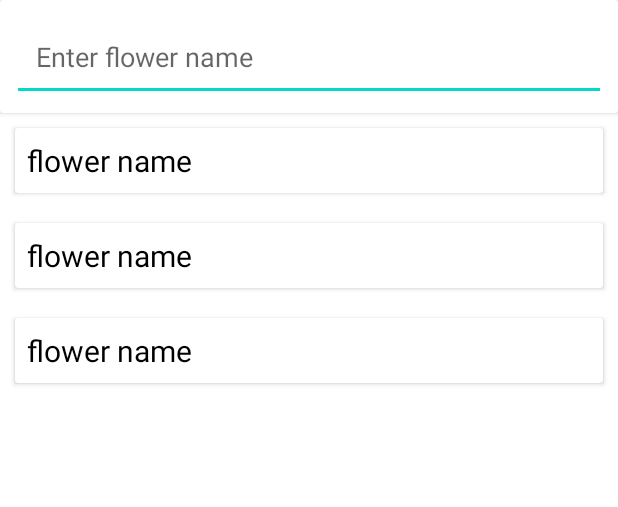
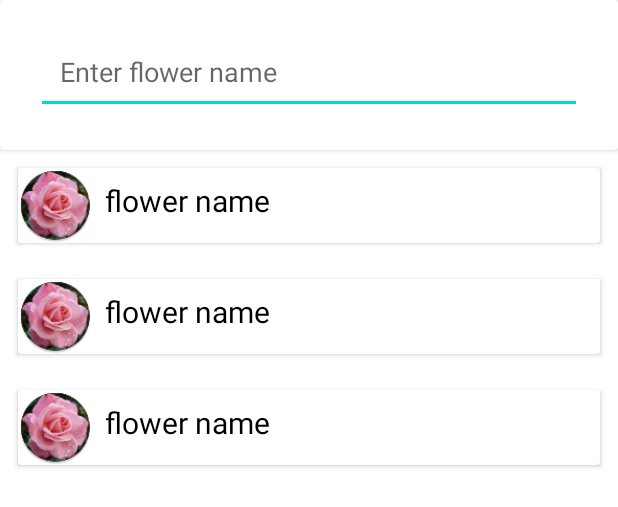
Before and after one commit to IlyaShvetsov/iFlower, an Android app: the layout fragment_search.xml on its own in the app's theme, with its tools: preview values and no code run, on a phone screen of 412 x 824 dp. Shown: the top 507 px of the screen. Run offline under Robolectric (Android 15) with nearby library versions, the phone set to English and light mode, and no system bars; network calls fail.

Commit message:
add images

```diff
--- a/app/src/main/java/com/iflower/search/data/model/Flower.kt
+++ b/app/src/main/java/com/iflower/search/data/model/Flower.kt
@@ -16,6 +16,9 @@ class Flower(
     var name: String? = null,
 
     @ColumnInfo(name = "description")
-    var description: String? = null
+    var description: String? = null,
+
+    @ColumnInfo(name = "image")
+    var image: String? = null
 
 )
--- a/app/src/main/res/layout/flower_item.xml
+++ b/app/src/main/res/layout/flower_item.xml
@@ -8,7 +8,19 @@
     <androidx.cardview.widget.CardView
         android:layout_width="match_parent"
         android:layout_height="wrap_content"
-        android:layout_margin="10dp">
+        android:layout_margin="12dp">
+
+        <LinearLayout
+            android:layout_width="match_parent"
+            android:layout_height="wrap_content"
+            android:orientation="horizontal">
+
+            <ImageView
+                android:id="@+id/flower_image"
+                android:layout_width="50dp"
+                android:layout_height="50dp"
+                tools:src="@mipmap/ic_flower"
+                android:scaleType="centerCrop"/>
 
             <TextView
                 android:id="@+id/flower_name"
@@ -19,6 +31,8 @@
                 android:textColor="@color/black"
                 tools:text="flower name"/>
 
+        </LinearLayout>
+
     </androidx.cardview.widget.CardView>
 
 </FrameLayout>
--- a/app/src/main/res/layout/fragment_search.xml
+++ b/app/src/main/res/layout/fragment_search.xml
@@ -8,13 +8,13 @@
 
     <androidx.cardview.widget.CardView
         android:layout_width="match_parent"
-        android:layout_height="75dp">
+        android:layout_height="100dp">
 
         <EditText
             android:id="@+id/searchField"
             android:layout_width="match_parent"
             android:layout_height="match_parent"
-            android:layout_margin="8dp"
+            android:layout_margin="24dp"
             android:padding="16dp"
             android:hint="@string/enter_flower_name"/>
 
```
Also changed, not shown: app/src/main/java/com/iflower/search/data/remote/FlowerAPI.kt (+10 -0 lines), app/src/main/java/com/iflower/search/ui/FlowerFragment.kt (+16 -1 lines), app/src/main/java/com/iflower/search/ui/FlowerViewHolder.kt (+19 -2 lines), app/src/main/res/layout/fragment_flower.xml (+12 -1 lines). Lines whose indentation alone changed are shown as unchanged.
